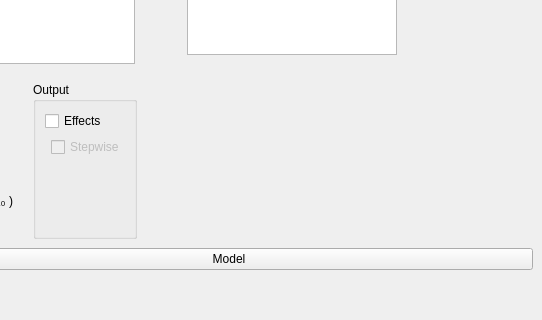
Old version of the form JASP-Desktop/analysisforms/ancovabayesianform.ui in the repository jasp-stats/jasp-desktop; both pictures show x 84 to 626 and y 327 to 647 of the 626 by 812 pixel window.
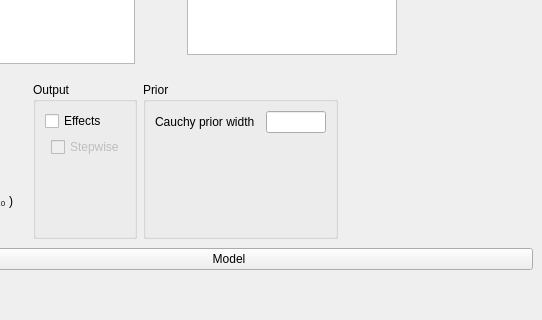
New version of the form. Custom widgets are drawn as their Qt base class.

Commit message:
B Lin Models: Added UI + Options
Part of #605

Diff of the .ui file:
```diff
--- a/JASP-Desktop/analysisforms/ancovabayesianform.ui
+++ b/JASP-Desktop/analysisforms/ancovabayesianform.ui
@@ -489,7 +489,7 @@
         </layout>
        </widget>
       </item>
-      <item row="0" column="2">
+      <item row="0" column="3">
        <spacer name="horizontalSpacer">
         <property name="orientation">
          <enum>Qt::Horizontal</enum>
@@ -502,6 +502,51 @@
         </property>
        </spacer>
       </item>
+      <item row="0" column="2">
+       <widget class="GroupBox" name="groupBox">
+        <property name="title">
+         <string>Prior</string>
+        </property>
+        <layout class="QGridLayout" name="gridLayout_11">
+         <item row="0" column="0">
+          <widget class="QLabel" name="label_5">
+           <property name="text">
+            <string>Cauchy prior width</string>
+           </property>
+          </widget>
+         </item>
+         <item row="0" column="1">
+          <widget class="BoundTextBox" name="priorWidth">
+           <property name="minimumSize">
+            <size>
+             <width>60</width>
+             <height>0</height>
+            </size>
+           </property>
+           <property name="maximumSize">
+            <size>
+             <width>60</width>
+             <height>16777215</height>
+            </size>
+           </property>
+          </widget>
+         </item>
+         <item row="1" column="0">
+          <spacer name="verticalSpacer_5">
+           <property name="orientation">
+            <enum>Qt::Vertical</enum>
+           </property>
+           <property name="sizeHint" stdset="0">
+            <size>
+             <width>20</width>
+             <height>40</height>
+            </size>
+           </property>
+          </spacer>
+         </item>
+        </layout>
+       </widget>
+      </item>
      </layout>
     </widget>
    </item>
@@ -590,6 +635,11 @@
    <header>widgets/groupbox.h</header>
    <container>1</container>
   </customwidget>
+  <customwidget>
+   <class>BoundTextBox</class>
+   <extends>QLineEdit</extends>
+   <header>widgets/boundtextbox.h</header>
+  </customwidget>
   <customwidget>
    <class>BoundGroupBox</class>
    <extends>QWidget</extends>
```
The commit also changes 7 other files.
